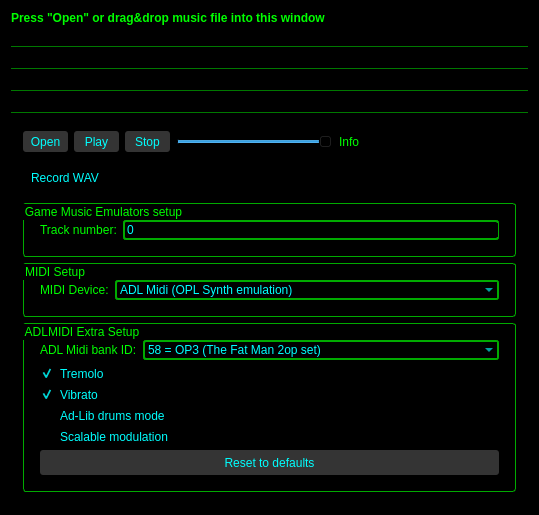
First picture: the form in MusicPlayer/mainwindow.ui, repository WohlSoft/Moondust-Project, before the edit.
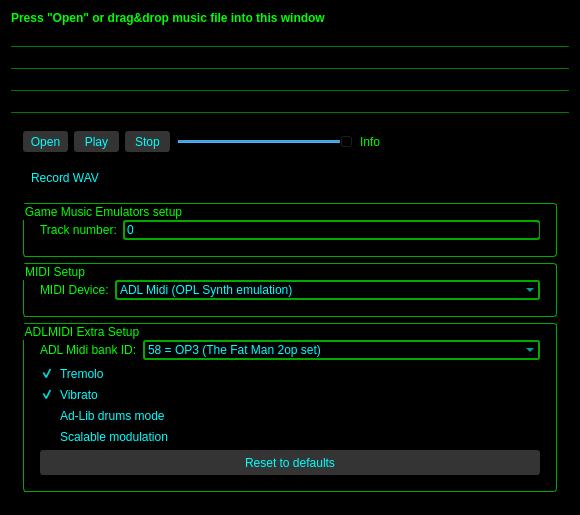
Second picture: the form after the edit. Icons and pictures are not drawn.

```diff
--- a/MusicPlayer/mainwindow.ui
+++ b/MusicPlayer/mainwindow.ui
@@ -6,8 +6,8 @@
    <rect>
     <x>0</x>
     <y>0</y>
-    <width>485</width>
-    <height>492</height>
+    <width>580</width>
+    <height>507</height>
    </rect>
   </property>
   <property name="contextMenuPolicy">
```
Left out of the diff: 15 changed lines with no effect on the pictures.
